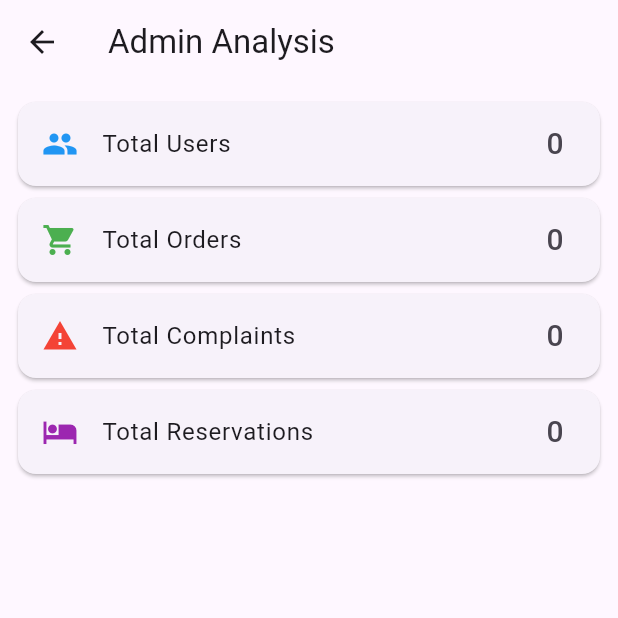
After one commit to FireAmun/Hotel-Reservation-System-Arrow-Tech, a Flutter app: the AdminDashboardPage screen opened directly, after a tap on "Analytics", on a phone screen of 412 x 824 dp, the top half of it. The commit adds this screen. Run offline on Flutter 3.47's test engine with Material 3 defaults, Android fonts, the light colour scheme and no system bars; our stand-ins replace cached_network_image, cloud_firestore, firebase_auth, firebase_core, fluttertoast, font_awesome_flutter and 1 more; missing offline and left inert: mailer; accounts and stored records are empty.

Commit message:
Admin Analysis Page

```diff
--- /dev/null
+++ b/lib/features/user_auth/presentation/pages/AdminAnalysisPage.dart
@@ -0,0 +1,94 @@
+import 'package:flutter/material.dart';
+import 'package:cloud_firestore/cloud_firestore.dart';
+
+class AdminAnalysisPage extends StatefulWidget {
+  @override
+  _AdminAnalysisPageState createState() => _AdminAnalysisPageState();
+}
+
+class _AdminAnalysisPageState extends State<AdminAnalysisPage> {
+  late Future<int> _userCount;
+  late Future<int> _orderCount;
+  late Future<int> _complaintCount;
+  late Future<int> _reservationCount;
+  @override
+  void initState() {
+    super.initState();
+    _userCount = _getDocumentCount('users');
+    _orderCount = _getDocumentCount('orders');
+    _complaintCount = _getDocumentCount('complaints');
+    _reservationCount = _getReservationCount();
+  }
+
+  Future<int> _getDocumentCount(String collectionName) async {
+    QuerySnapshot querySnapshot =
+        await FirebaseFirestore.instance.collection(collectionName).get();
+    return querySnapshot.docs.length;
+  }
+
+  Future<int> _getReservationCount() async {
+    QuerySnapshot querySnapshot = await FirebaseFirestore.instance
+        .collection('rooms')
+        .where('checkedIn', isEqualTo: true)
+        .get();
+    return querySnapshot.docs.length;
+  }
+
+  @override
+  Widget build(BuildContext context) {
+    return Scaffold(
+      appBar: AppBar(
+        title: Text('Admin Analysis'),
+      ),
+      body: FutureBuilder(
+        future: Future.wait(
+            [_userCount, _orderCount, _complaintCount, _reservationCount]),
+        builder: (context, AsyncSnapshot<List<int>> snapshot) {
+          if (snapshot.connectionState == ConnectionState.waiting) {
+            return Center(child: CircularProgressIndicator());
+          } else {
+            return Padding(
+              padding: const EdgeInsets.all(8.0),
+              child: ListView(
+                children: <Widget>[
+                  Card(
+                    child: ListTile(
+                      leading: Icon(Icons.people, color: Colors.blue),
+                      title: Text('Total Users'),
+                      trailing: Text(snapshot.data![0].toString(),
+                          style: TextStyle(fontSize: 20.0)),
+                    ),
+                  ),
+                  Card(
+                    child: ListTile(
+                      leading: Icon(Icons.shopping_cart, color: Colors.green),
+                      title: Text('Total Orders'),
+                      trailing: Text(snapshot.data![1].toString(),
+                          style: TextStyle(fontSize: 20.0)),
+                    ),
+                  ),
+                  Card(
+                    child: ListTile(
+                      leading: Icon(Icons.report_problem, color: Colors.red),
+                      title: Text('Total Complaints'),
+                      trailing: Text(snapshot.data![2].toString(),
+                          style: TextStyle(fontSize: 20.0)),
+                    ),
+                  ),
+                  Card(
+                    child: ListTile(
+                      leading: Icon(Icons.hotel, color: Colors.purple),
+                      title: Text('Total Reservations'),
+                      trailing: Text(snapshot.data![3].toString(),
+                          style: TextStyle(fontSize: 20.0)),
+                    ),
+                  ),
+                ],
+              ),
+            );
+          }
+        },
+      ),
+    );
+  }
+}
--- a/lib/features/user_auth/presentation/pages/AdminDashboardPage.dart
+++ b/lib/features/user_auth/presentation/pages/AdminDashboardPage.dart
@@ -1,4 +1,5 @@
 import 'package:flutter/material.dart';
+import 'package:hotel/features/user_auth/presentation/pages/AdminAnalysisPage.dart';
 import 'package:hotel/features/user_auth/presentation/pages/Admin_ViewComplaintsPage.dart';
 import 'package:hotel/features/user_auth/presentation/pages/Admin_View_Reservation.dart';
 import 'package:hotel/features/user_auth/presentation/pages/Adminviewroomservice.dart';
@@ -48,6 +49,10 @@ class AdminDashboardPage extends StatelessWidget {
                   MaterialPageRoute(
                       builder: (context) => AdminViewRoomServicePage()));
             }),
+            _buildCard('Analytics', Icons.bar_chart, context, () {
+              Navigator.push(context,
+                  MaterialPageRoute(builder: (context) => AdminAnalysisPage()));
+            }),
           ],
         ),
       ),
```
